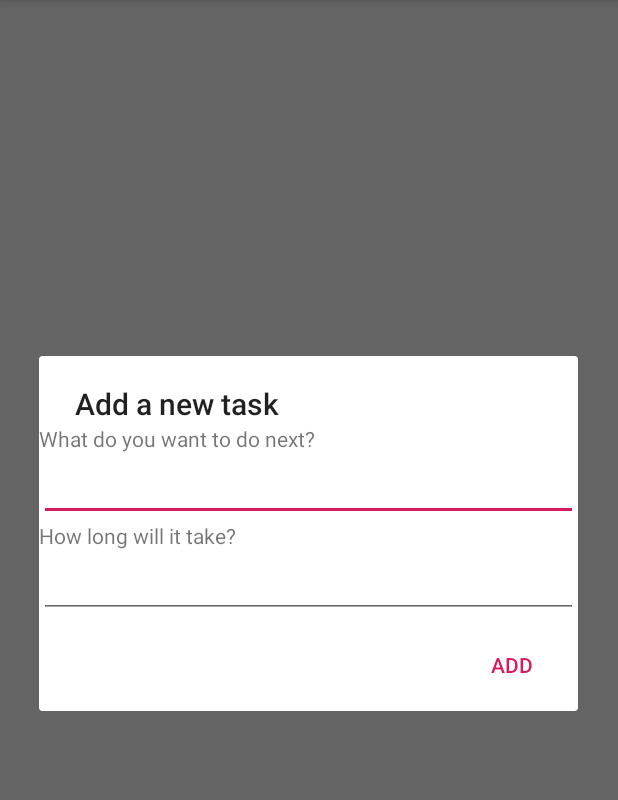
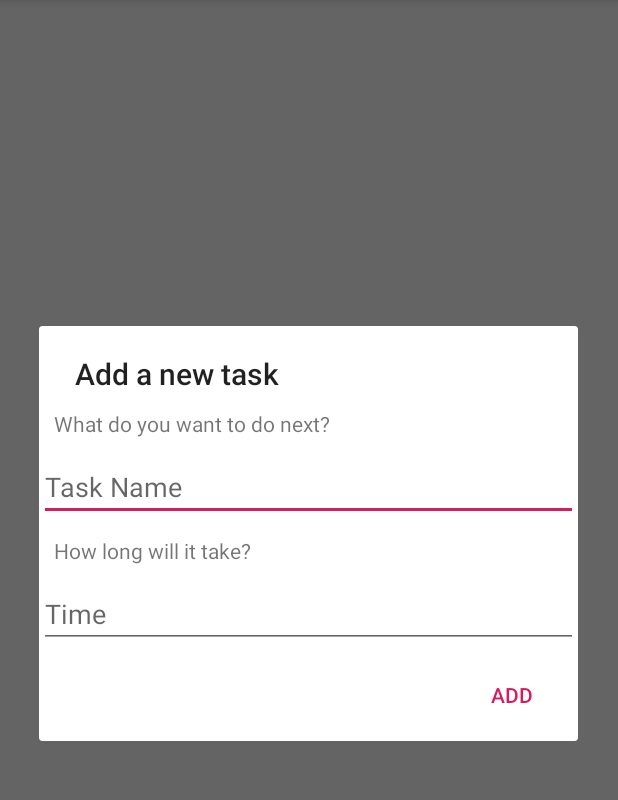
Before and after one commit to dmanikt/firebase_calendar, an Android app: the screen it shows after launch (TodoActivity), after a tap on "Add Task", on a phone screen of 412 x 824 dp, the part 84-884 px from its top. Run offline under Robolectric (Android 15) with nearby library versions, the phone set to English and light mode, and no system bars; 3 statements that could not run were skipped.

Commit message:
Made alert dialog look pretty

```diff
--- a/app/src/main/AndroidManifest.xml
+++ b/app/src/main/AndroidManifest.xml
@@ -9,8 +9,13 @@
         android:roundIcon="@mipmap/ic_launcher_round"
         android:supportsRtl="true"
         android:theme="@style/AppTheme">
-        <!--<activity android:name=".MainActivity">-->
-        <!--</activity>-->
+        <activity android:name=".MainActivity">
+            <!--<intent-filter>-->
+                <!--<action android:name="android.intent.action.MAIN" />-->
+
+                <!--<category android:name="android.intent.category.LAUNCHER" />-->
+            <!--</intent-filter>-->
+        </activity>
         <activity android:name=".TodoActivity">
             <intent-filter>
                 <action android:name="android.intent.action.MAIN" />
--- a/app/src/main/res/layout/dialog_layout.xml
+++ b/app/src/main/res/layout/dialog_layout.xml
@@ -8,15 +8,18 @@
         android:id="@+id/prompt_task"
         android:layout_width="match_parent"
         android:layout_height="wrap_content"
+        android:padding="10dp"
         android:text = "What do you want to do next?"/>
 
     <EditText
         android:id="@+id/task_input"
         android:layout_width="match_parent"
-        android:layout_height="wrap_content" />
+        android:layout_height="wrap_content"
+        android:hint="Task Name"/>
 
     <TextView
         android:id="@+id/prompt_time"
+        android:padding="10dp"
         android:layout_width="match_parent"
         android:layout_height="wrap_content"
         android:text="How long will it take?"/>
@@ -24,7 +27,8 @@
     <EditText
         android:id="@+id/time_input"
         android:layout_width="match_parent"
-        android:layout_height="wrap_content" />
+        android:layout_height="wrap_content"
+        android:hint="Time"/>
 
 
 
```
Also changed, not shown: app/src/main/java/com/example/firebase_calendar/TodoActivity.java (+0 -16 lines).
